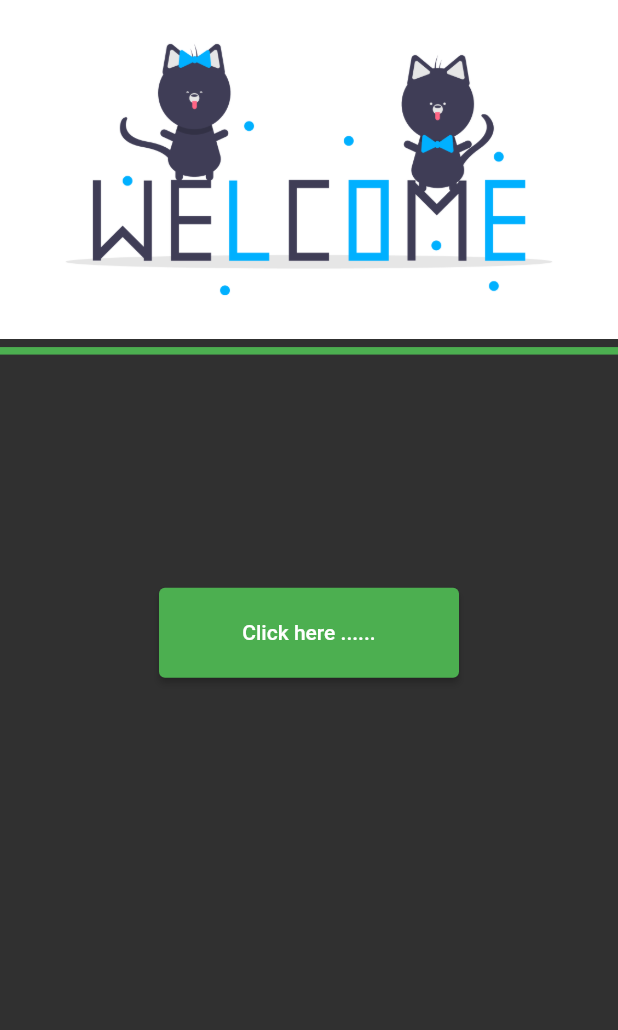
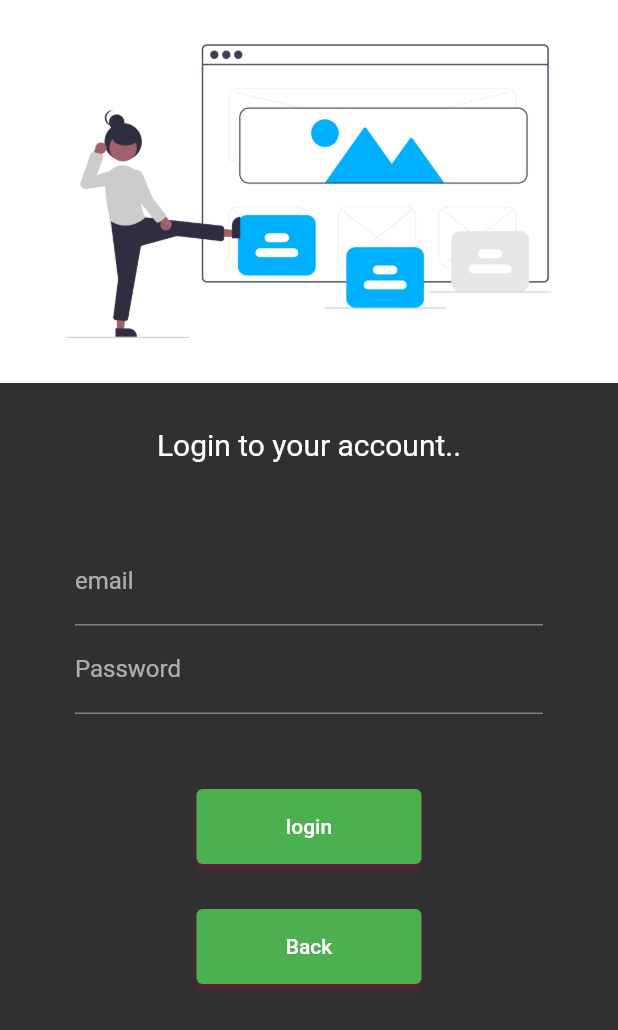
Before and after one commit to gaurav977bro/FlutterCatalogApp, a Flutter app: the screen it shows after launch, after a tap on "Click here ......", on a phone screen of 412 x 824 dp. Shown: the top 1030 px of the screen. Run offline on Flutter 3.47's test engine with Material 2 defaults, Android fonts, the phone set to English and light mode, and no system bars.

```diff
--- a/myapp/lib/main.dart
+++ b/myapp/lib/main.dart
@@ -1,5 +1,7 @@
 import "package:flutter/material.dart";
 import "screens/StartPage.dart";
+import "screens/HomePage.dart";
+import "screens/LoginPage.dart";
 
 void main() {
   runApp(MyApp());
@@ -16,6 +18,8 @@ class MyApp extends StatelessWidget {
         initialRoute: "/startPage",
         routes: {
           "/startPage": (conext) => start(),
+          "/loginPage": (conext) => login(),
+          "/homePage": (conext) => home(),
         });
   }
 }
--- /dev/null
+++ b/myapp/lib/screens/LoginPage.dart
@@ -0,0 +1,62 @@
+import "package:flutter/material.dart";
+import "StartPage.dart";
+import 'HomePage.dart';
+
+void main() {
+  runApp(login());
+}
+
+class login extends StatelessWidget {
+  const login({Key? key}) : super(key: key);
+
+  @override
+  Widget build(BuildContext context) {
+    return Material(
+        child: SingleChildScrollView(
+            child: Column(children: [
+      Image.asset("assets/images/landing.png"),
+      SizedBox(height: 30),
+      Text("Login to your account..",
+          style: TextStyle(
+            fontSize: 20,
+          )),
+      SizedBox(height: 30),
+      Padding(
+          padding: const EdgeInsets.symmetric(horizontal: 50, vertical: 20),
+          child: Column(children: [
+            TextFormField(
+                decoration: InputDecoration(
+                  hintText: "email/number",
+                  labelText: "email",
+                ),
+                cursorColor: Colors.pink,
+                cursorHeight: 25.0),
+            TextFormField(
+                decoration: InputDecoration(
+                    hintText: "password", labelText: "Password"),
+                cursorColor: Colors.pink,
+                cursorHeight: 25.0,
+                obscureText: true)
+          ])),
+      SizedBox(height: 30),
+      ElevatedButton(
+        child: Text("login"),
+        onPressed: () {
+          Navigator.push(
+              context, MaterialPageRoute(builder: (context) => home()));
+        },
+        style: ElevatedButton.styleFrom(
+            minimumSize: Size(150, 50), shadowColor: Colors.pink),
+      ),
+      SizedBox(height: 30),
+      ElevatedButton(
+          child: Text("Back"),
+          onPressed: () {
+            Navigator.push(
+                context, MaterialPageRoute(builder: (context) => start()));
+          },
+          style: ElevatedButton.styleFrom(
+              minimumSize: Size(150, 50), shadowColor: Colors.pink))
+    ])));
+  }
+}
--- a/myapp/lib/screens/StartPage.dart
+++ b/myapp/lib/screens/StartPage.dart
@@ -1,4 +1,5 @@
 import 'package:flutter/material.dart';
+import "LoginPage.dart";
 
 void main() {
   runApp(start());
@@ -18,7 +19,10 @@ class start extends StatelessWidget {
         ElevatedButton(
             child: Text("Click here ......",
                 style: TextStyle(color: Colors.white)),
-            onPressed: () {},
+            onPressed: () {
+              Navigator.push(
+                  context, MaterialPageRoute(builder: (context) => login()));
+            },
             style: ElevatedButton.styleFrom(minimumSize: Size(200.0, 60.0)))
       ])),
     );
```
Also changed, not shown: myapp/lib/screens/HomePage.dart (added, +20 -0 lines), myapp/assets/images/landing.png (added).
